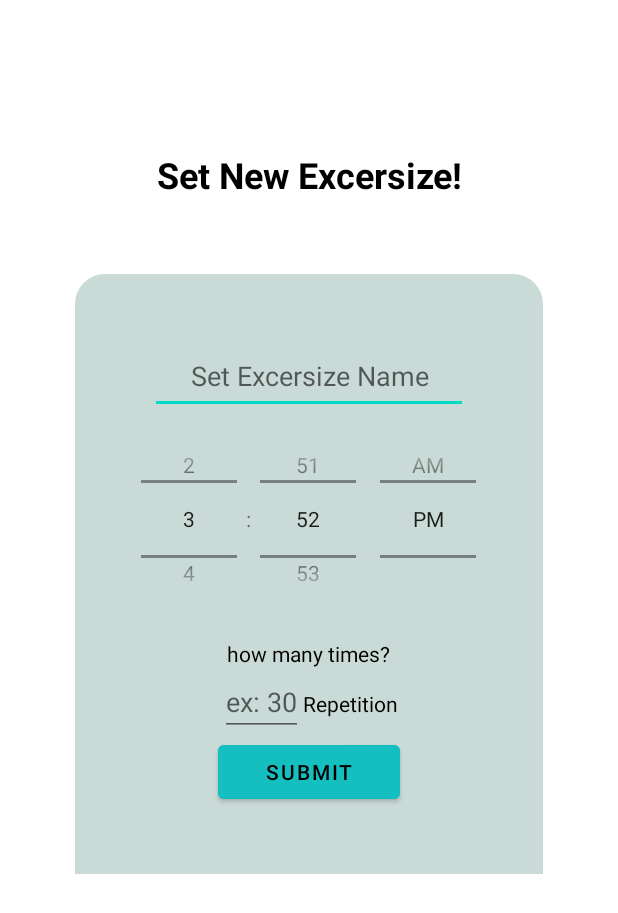
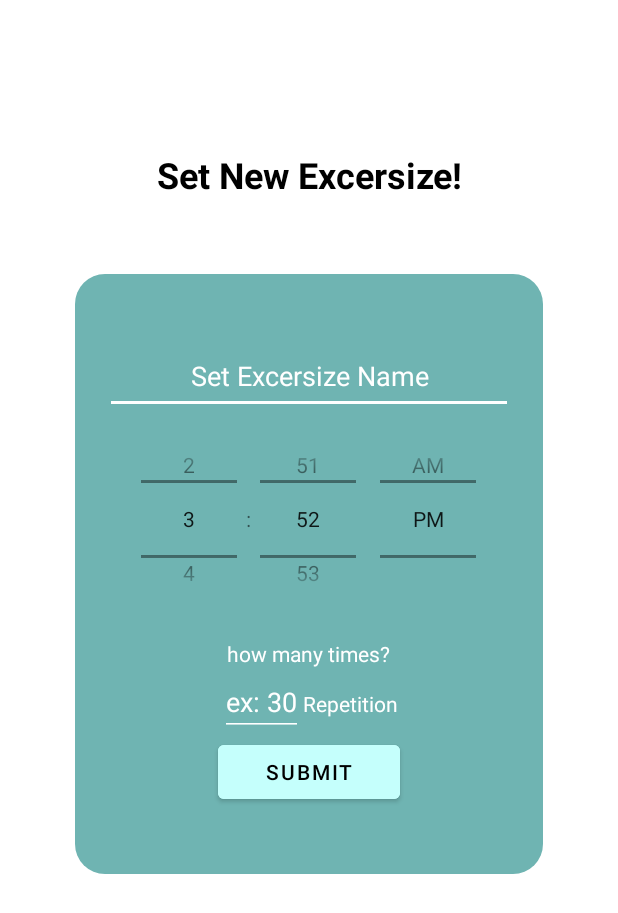
Before and after one commit to joshuawenata/MobileFinalProject, an Android app: the AddExercise screen opened directly, with no data from a screen before it, on a phone screen of 412 x 824 dp. Shown: the top 913 px of the screen. Run offline under Robolectric (Android 15) with nearby library versions, the phone set to English and light mode, and no system bars; our stand-ins replace Firebase (no records; nobody signed in at launch, a user with empty details on screens opened directly).

```diff
--- a/app/src/main/res/layout/activity_add_exercise.xml
+++ b/app/src/main/res/layout/activity_add_exercise.xml
@@ -4,7 +4,8 @@
     xmlns:tools="http://schemas.android.com/tools"
     android:layout_width="match_parent"
     android:layout_height="match_parent"
-    tools:context=".AddExercise">
+    tools:context=".AddExercise"
+    android:background="@color/white">
 
     <TextView
         android:id="@+id/add_excersize_title"
@@ -26,24 +27,31 @@
         android:layout_marginTop="50dp"
         android:gravity="center"
         android:textColor="@color/black"
-        android:background="@drawable/curved_relativelayout"
-        android:backgroundTint="#CADAD6"
+        android:background="@drawable/curved_relativelayoutall"
+        android:backgroundTint="@color/sleep_tosca"
         android:orientation="vertical">
 
         <EditText
             android:id="@+id/add_excersize_set_text"
             android:layout_width="match_parent"
             android:layout_height="50dp"
-            android:layout_marginHorizontal="50dp"
             android:textAlignment="center"
-            android:textColor="@color/black"
-            android:hint="@string/set_excersize_name" />
+            android:layout_marginHorizontal="20dp"
+            android:textColor="@color/white"
+            android:hint="@string/set_excersize_name"
+            android:textColorHint="@color/white"
+            android:backgroundTint="@color/white"/>
 
         <TimePicker
             android:id="@+id/add_excersize_simpleTimePicker"
             android:layout_width="match_parent"
             android:layout_height="140dp"
-            android:timePickerMode="spinner" />
+            android:timePickerMode="spinner"
+            android:numbersBackgroundColor="@color/white"
+            android:numbersInnerTextColor="@color/black"
+            android:numbersSelectorColor="@color/black"
+            android:numbersTextColor="@color/black"
+            />
 
 
         <TextView
@@ -52,7 +60,7 @@
             android:layout_height="wrap_content"
             android:layout_marginTop="10dp"
             android:textAlignment="center"
-            android:textColor="@color/black"
+            android:textColor="@color/white"
             android:text="how many times?" />
 
         <LinearLayout
@@ -66,14 +74,17 @@
                 android:layout_width="wrap_content"
                 android:layout_height="wrap_content"
                 android:textAlignment="center"
-                android:textColor="@color/black"
-                android:hint="ex: 30" />
+                android:textColor="@color/white"
+                android:hint="ex: 30"
+                android:textColorHint="@color/white"
+                android:backgroundTint="@color/white"/>
 
             <TextView
                 android:layout_width="wrap_content"
                 android:layout_height="wrap_content"
                 android:text="@string/repetition"
-                android:textColor="@color/black"/>
+                android:textColor="@color/white"
+                android:textColorHint="@color/white"/>
         </LinearLayout>
 
         <Button
@@ -81,7 +92,7 @@
             android:layout_width="121dp"
             android:layout_height="wrap_content"
             android:layout_below="@+id/add_excersize_ask_text"
-            android:backgroundTint="#16BFBF"
+            android:backgroundTint="@color/tosca"
             android:textColor="@color/black"
             android:text="Submit"
             android:onClick="addExcercise"
```
Also changed, not shown: app/src/main/res/layout/activity_exercise_reminder.xml (+13 -9 lines), app/src/main/res/layout/exercizelayout.xml (+15 -20 lines).
